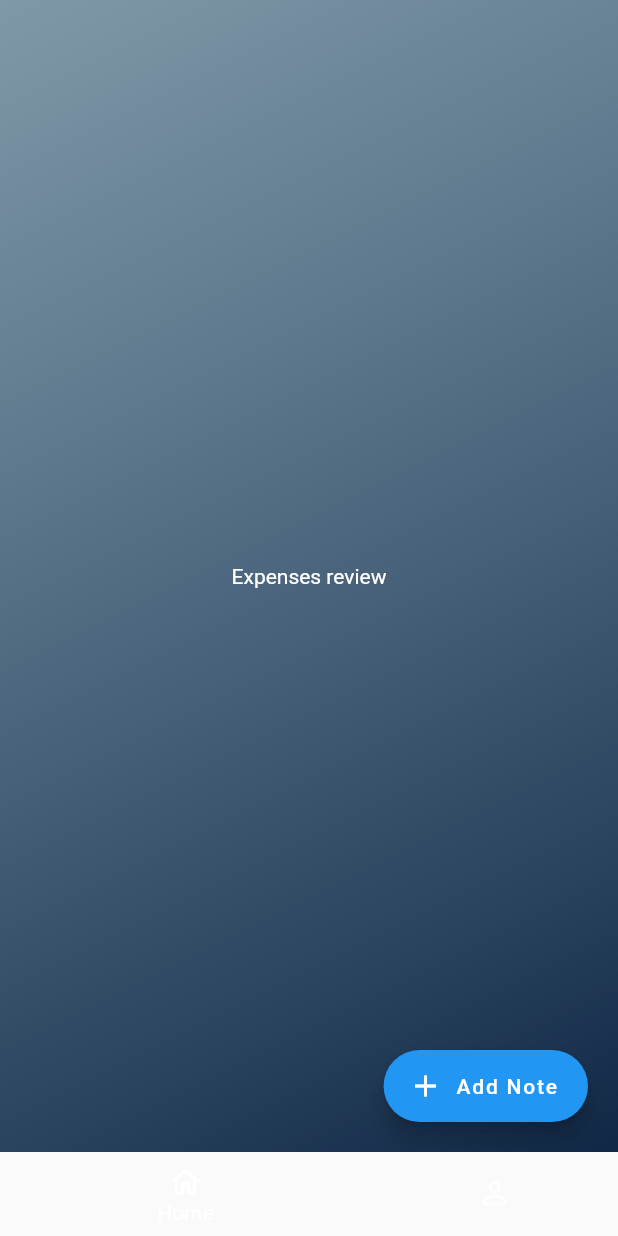
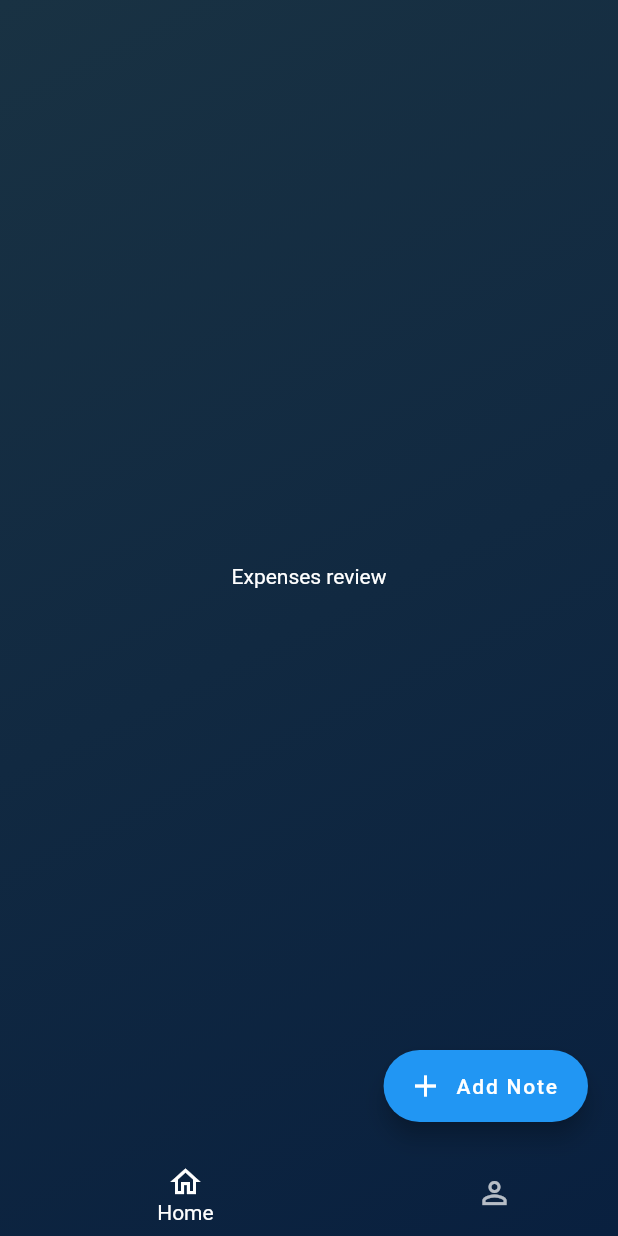
Before and after one commit to kuronosu/expense_record, a Flutter app: the screen it shows after launch, on a phone screen of 412 x 824 dp. Run offline on Flutter 3.47's test engine with Material 2 defaults, Android fonts, the phone set to English and light mode, and no system bars.

Commit message:
🐛 navigation bar white colored bugfix

```diff
--- a/lib/Expenses/exprense.dart
+++ b/lib/Expenses/exprense.dart
@@ -29,21 +29,22 @@ class _ExpensesPageState extends State<ExpensesPage> {
   @override
   Widget build(BuildContext context) {
     final colorScheme = Theme.of(context).colorScheme;
-    return Container(
-      decoration: BoxDecoration(
-          gradient: LinearGradient(
-              begin: Alignment.topLeft,
-              end: Alignment.bottomRight,
-              colors: [colorScheme.bg1, colorScheme.bg2])),
-      child: Scaffold(
-          extendBody: true,
-          backgroundColor: Colors.transparent,
-          body: SafeArea(
+    return Scaffold(
+      extendBody: true,
+      body: Container(
+          decoration: BoxDecoration(
+              gradient: LinearGradient(
+                  begin: Alignment.topLeft,
+                  end: Alignment.bottomRight,
+                  colors: [colorScheme.bg1, colorScheme.bg2])),
+          child: SafeArea(
               child: IndexedStack(
             index: indexTap,
             children: widgetsChildren.keys.toList(),
-          )),
-          bottomNavigationBar: BottomNavigationBar(
+          ))),
+      bottomNavigationBar: Theme(
+          data: Theme.of(context).copyWith(canvasColor: Colors.transparent),
+          child: BottomNavigationBar(
             type: BottomNavigationBarType.shifting,
             elevation: 0,
             selectedItemColor: Colors.white,
--- a/lib/app_color_scheme.dart
+++ b/lib/app_color_scheme.dart
@@ -1,6 +1,6 @@
 import 'package:flutter/material.dart';
 
 extension AppColorScheme on ColorScheme {
-  Color get bg1 => const Color(0x992a5470);
+  Color get bg1 => const Color(0xFF193243);
   Color get bg2 => const Color(0xFF09203f);
 }
```
